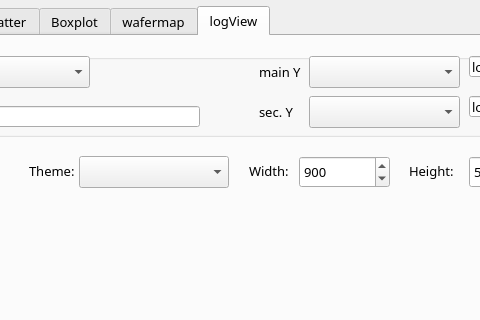
The window that mainwindow-win.ui (cnwang406/p-chart) describes before a commit, drawn with Qt 5; both pictures show x 145 to 625 and y 0 to 320 of the 1043 by 942 pixel window.
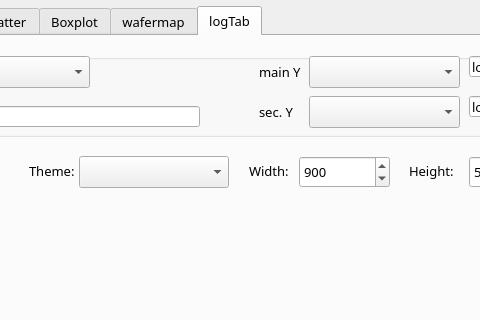
The same window after the commit.

Commit message: Add log tab plotting

Diff of the .ui file:
```diff
--- a/mainwindow-win.ui
+++ b/mainwindow-win.ui
@@ -4022,7 +4022,7 @@
     </widget>
     <widget class="QWidget" name="tab">
      <attribute name="title">
-      <string>logView</string>
+      <string>logTab</string>
      </attribute>
      <widget class="QGroupBox" name="plotGroupBox_2">
       <property name="geometry">
```
Left out of the diff: 2 changed lines with no effect on the pictures. The commit also changes 4 other files.
